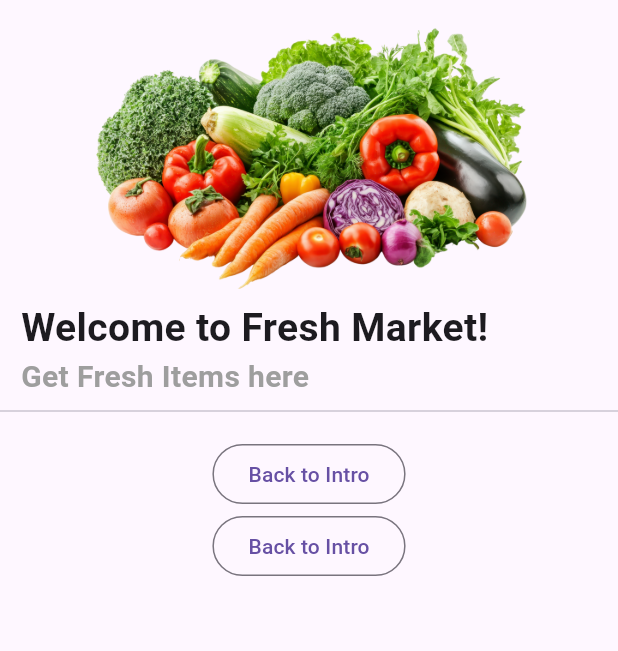
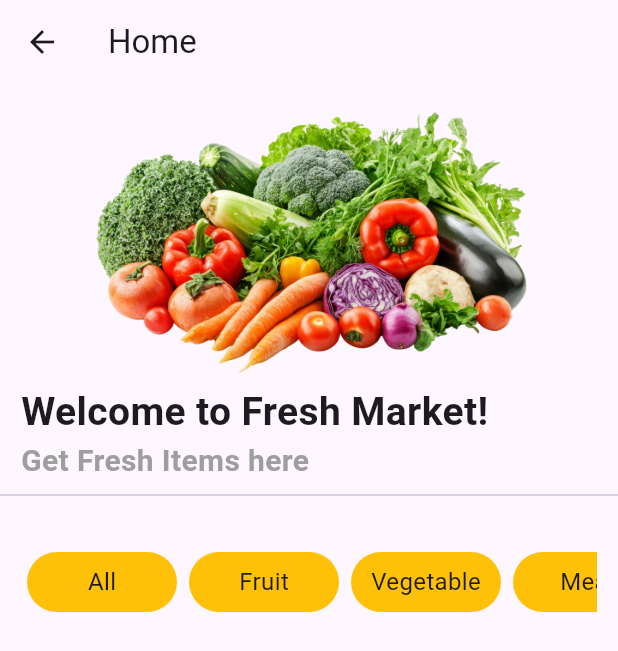
Before and after one commit to Tola-Seyha/fresh_market, a Flutter app: the HomePage screen opened directly, on a phone screen of 412 x 824 dp. Shown: the top 651 px of the screen. Run offline on Flutter 3.47's test engine with Material 3 defaults, Android fonts, the phone set to English and light mode, and no system bars; drawn by our look-alikes of carousel_slider.

Commit message:
add category

```diff
--- a/lib/components/category_component.dart
+++ b/lib/components/category_component.dart
@@ -5,15 +5,20 @@ class CatecoryComponent extends StatelessWidget {
   const CatecoryComponent({super.key, required this.title});
   @override
   Widget build(BuildContext context) {
-    return Padding(
-      padding: const EdgeInsets.symmetric(vertical: 8.0),
-      child: Container(
-        height: 220,
-        // width: 100,
-        color: Colors.green,
-        child: Text(title),
-
-
+    return Center(
+      child: Padding(
+        padding: EdgeInsets.symmetric(horizontal: 4),
+        child: Center(
+          child: Container(
+            decoration: BoxDecoration(
+              color: Colors.amber,
+              borderRadius: BorderRadius.circular(20),
+            ),
+            height: 40,
+            width: 100,
+            child: Center(child: Text(title, style: TextStyle(fontSize: 16))),
+          ),
+        ),
       ),
     );
   }
--- a/lib/main.dart
+++ b/lib/main.dart
@@ -1,5 +1,4 @@
 import 'package:flutter/material.dart';
-import 'package:fresh_market/pages/cart_page.dart';
 import 'package:fresh_market/pages/intro_page.dart';
 
 void main() {
--- /dev/null
+++ b/lib/models/category_model.dart
@@ -0,0 +1,4 @@
+class CategoryModel {
+  final title;
+  CategoryModel({required this.title});
+}
--- a/lib/pages/home_page.dart
+++ b/lib/pages/home_page.dart
@@ -1,6 +1,7 @@
 import 'package:carousel_slider/carousel_slider.dart';
 import 'package:flutter/material.dart';
 import 'package:fresh_market/components/category_component.dart';
+import 'package:fresh_market/models/category_model.dart';
 
 class HomePage extends StatefulWidget {
   const HomePage({super.key});
@@ -15,11 +16,19 @@ List<String> imagesSlider = [
   "assets/image/meats.png",
 ];
 
+List<CategoryModel> categoryModel = [
+  CategoryModel(title: "All"),
+  CategoryModel(title: "Fruit"),
+  CategoryModel(title: "Vegetable"),
+  CategoryModel(title: "Meat"),
+];
+
 class _HomePageState extends State<HomePage> {
   int currentIndex = 0;
   @override
   Widget build(BuildContext context) {
     return Scaffold(
+      appBar: AppBar(title: Text("Home")),
       body: SafeArea(
         child: SingleChildScrollView(
           scrollDirection: Axis.vertical,
@@ -87,16 +96,34 @@ class _HomePageState extends State<HomePage> {
               SizedBox(height: 10),
 
               // fresh items grid view
+              // Container(
+              //   height: 100,
+              //   color: Colors.amber,
+              //   child: ListView.builder(
+              //     // scrollDirection: Axis.horizontal,
+              //     itemCount: categoryModel.length,
+              //     itemBuilder: (context, index) {
+              //       return CatecoryComponent(title: categoryModel[index].title);
+              //     },
+              //   ),
+              // ),
 
-              // just a sameple back button to intro page
-              OutlinedButton(
-                onPressed: () => Navigator.pop(context),
-                child: Text("Back to Intro"),
+              Padding(
+                padding:  EdgeInsets.symmetric(horizontal: 14),
+                child: Container(
+                  height: 80,
+                  // color: Colors.amber,
+                  child: ListView.builder(
+                    scrollDirection: Axis.horizontal,
+                    itemCount: categoryModel.length,
+                    itemBuilder: (context, index) {
+                      return CatecoryComponent(title: categoryModel[index].title);
+                    },
+                  ),
+                ),
               ),
-              OutlinedButton(
-                onPressed: () => Navigator.pop(context),
-                child: Text("Back to Intro"),
-              ),
+
+
 
             ],
           ),
```
